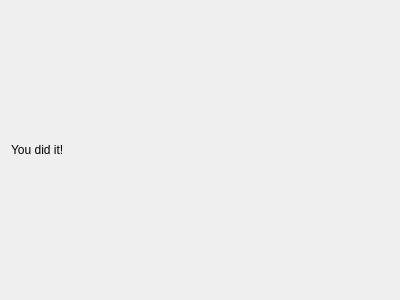
Old version of the form haveclip-desktop/src/NodeAddWizard/PairedPage.ui in the repository aither64/haveclip-desktop.
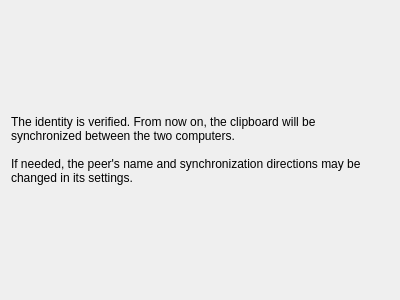
New version of the form.

Commit message: Node verification wizard: add text to last page

```diff
--- a/haveclip-desktop/src/NodeAddWizard/PairedPage.ui
+++ b/haveclip-desktop/src/NodeAddWizard/PairedPage.ui
@@ -13,11 +13,17 @@
   <property name="windowTitle">
    <string>WizardPage</string>
   </property>
+  <property name="title">
+   <string>Verification was successful</string>
+  </property>
   <layout class="QVBoxLayout" name="verticalLayout">
    <item>
     <widget class="QLabel" name="label">
      <property name="text">
-      <string>You did it!</string>
+      <string>The identity is verified. From now on, the clipboard will be synchronized between the two computers.&lt;br&gt;&lt;br&gt;If needed, the peer's name and synchronization directions may be changed in its settings.</string>
+     </property>
+     <property name="wordWrap">
+      <bool>true</bool>
      </property>
     </widget>
    </item>
```
